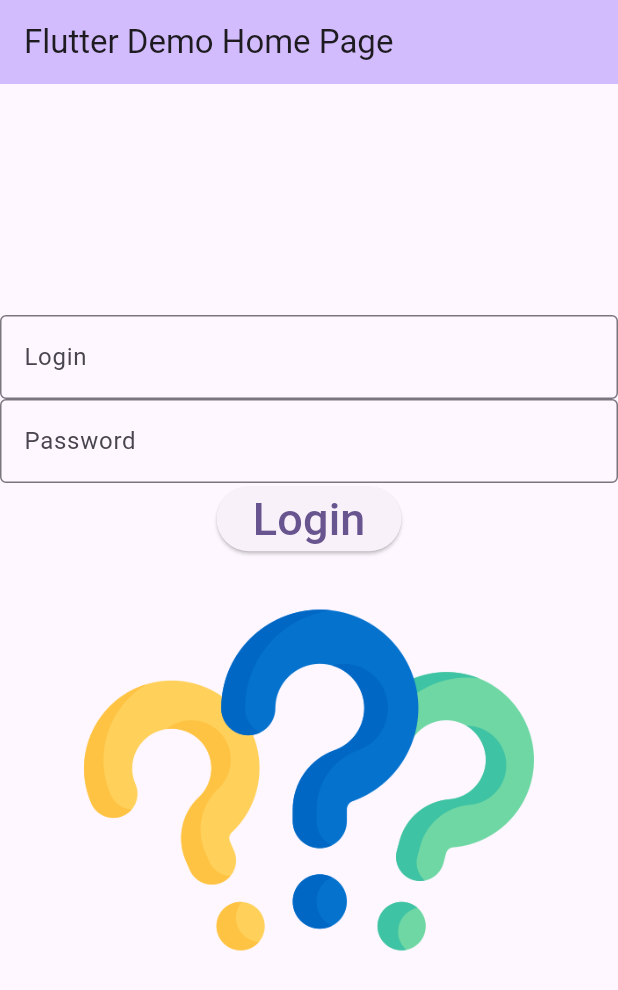
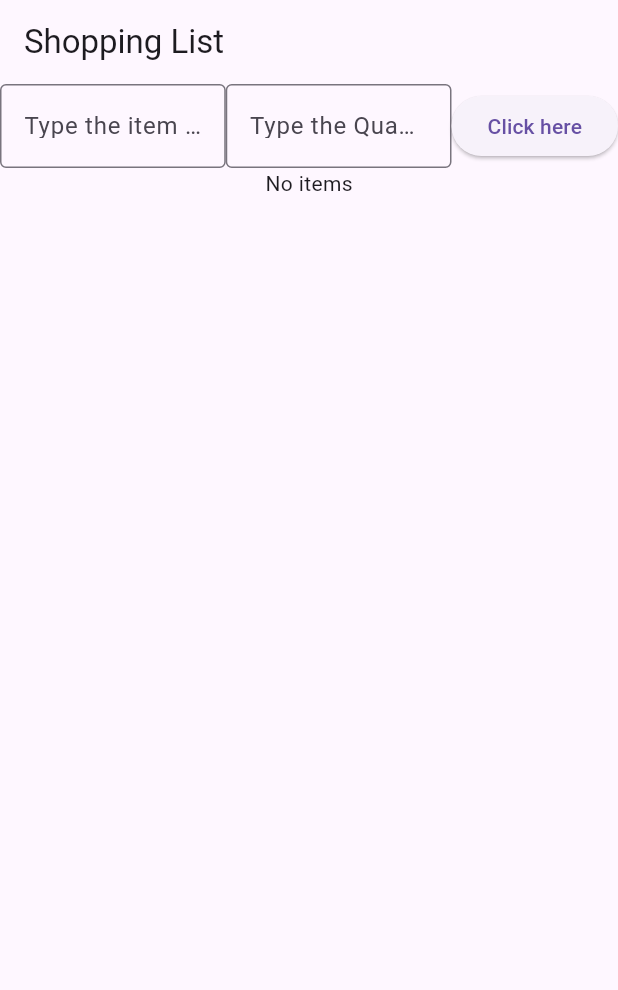
Before and after one commit to JiyeonYoo1023/my_cst2355_labs, a Flutter app: the screen it shows after launch, on a phone screen of 412 x 824 dp. Shown: the top 990 px of the screen. Run offline on Flutter 3.47's test engine with Material 3 defaults, Android fonts, the phone set to English and light mode, and no system bars.

Commit message:
week7 initial commit

```diff
--- a/lib/main.dart
+++ b/lib/main.dart
@@ -7,99 +7,123 @@ void main() {
 class MyApp extends StatelessWidget {
   const MyApp({super.key});
 
-  // This widget is the root of your application.
   @override
   Widget build(BuildContext context) {
     return MaterialApp(
-      title: 'Flutter Demo',
-      theme: ThemeData(
-        colorScheme: ColorScheme.fromSeed(seedColor: Colors.deepPurple),
+      title: 'Shopping List',
+      home: Scaffold(
+        appBar: AppBar(title: const Text('Shopping List')),
+        body: ListPage(),
       ),
-      home: const MyHomePage(title: 'Flutter Demo Home Page'),
     );
   }
 }
 
-class MyHomePage extends StatefulWidget {
-  const MyHomePage({super.key, required this.title});
+Widget ListPage() {
+  return const ShoppingListView();
+}
 
-  final String title;
+class ShoppingListView extends StatefulWidget {
+  const ShoppingListView({super.key});
 
   @override
-  State<MyHomePage> createState() => _MyHomePageState();
+  State<ShoppingListView> createState() => _ShoppingListViewState();
 }
 
-class _MyHomePageState extends State<MyHomePage> {
-  var isChecked = false;
-  late TextEditingController _login;
-  late TextEditingController _passwd;
-  var imageSource = "images/question-mark.png";
+class _ShoppingListViewState extends State<ShoppingListView> {
+  final List<String> itemNames = [];
+  final List<String> itemQtys = [];
 
+  final TextEditingController _nameController = TextEditingController();
+  final TextEditingController _qtyController = TextEditingController();
 
-  @override
-  void initState() {
-    super.initState();
-    _login = TextEditingController();
-    _passwd = TextEditingController();
+  void _addItem() {
+    if (_nameController.text.isEmpty || _qtyController.text.isEmpty) return;
+
+    setState(() {
+      itemNames.add(_nameController.text);
+      itemQtys.add(_qtyController.text);
+      _nameController.clear();
+      _qtyController.clear();
+    });
+  }
+
+  void _confirmDelete(int index) {
+    showDialog(
+      context: context,
+      builder: (context) => AlertDialog(
+        title: const Text("Delete item"),
+        content: Text("Do you want to delete '${itemNames[index]}'?"),
+        actions: [
+          TextButton(
+            onPressed: () => Navigator.pop(context),
+            child: const Text("No"),
+          ),
+          TextButton(
+            onPressed: () {
+              setState(() {
+                itemNames.removeAt(index);
+                itemQtys.removeAt(index);
+              });
+              Navigator.pop(context);
+            },
+            child: const Text("Yes"),
+          ),
+        ],
+      ),
+    );
   }
 
   @override
-  void dispose() {
-    _login.dispose();
-    _passwd.dispose();
-    super.dispose();
-  }
-
-
-
-  @override
   Widget build(BuildContext context) {
-    return Scaffold(
-      appBar: AppBar(
-        backgroundColor: Theme.of(context).colorScheme.inversePrimary,
-        title: Text(widget.title),
-      ),
-      body: Center(
-        child: Column(
-          mainAxisAlignment: MainAxisAlignment.center,
-          children: <Widget>[
-            TextField(controller: _login,
-                decoration: InputDecoration(
-                  hintText:"Login",
+    return Column(
+      children: [
+        Row(
+          children: [
+            Expanded(
+              child: TextField(
+                controller: _nameController,
+                decoration: const InputDecoration(
+                  labelText: 'Type the item here',
                   border: OutlineInputBorder(),
-                )),
-            TextField(controller: _passwd,
-              decoration: InputDecoration(
-                hintText:"Password",
-                border: OutlineInputBorder(),
-                label: Text("Password"),
-              ), //obscureText:true,
-
+                ),
+              ),
             ),
-
+            Expanded(
+              child: TextField(
+                controller: _qtyController,
+                decoration: const InputDecoration(
+                  labelText: 'Type the Quantity here',
+                  border: OutlineInputBorder(),
+                ),
+                keyboardType: TextInputType.number,
+              ),
+            ),
             ElevatedButton(
-              onPressed: () {
-                var txt = _passwd.value.text;
-                setState(() {
-                  if (txt == "QWERTY123") {
-                    imageSource = "images/idea.png";
-                    Semantics( label: 'Light bulb Image',
-                        child: Image.asset(imageSource, width:300, height:300));
-                  }
-                  else if(txt != "ASDF") {
-                    imageSource = "images/stop.png";
-                    Semantics( label: "Stop Image",
-                        child: Image.asset(imageSource, width:300, height:300));
-                  }
-                });
-              },
-              child: Text("Login", style:TextStyle(fontSize:30)),
-
+              onPressed: _addItem,
+              child: const Text('Click here'),
             ),
-            Semantics( label: 'Question Mark Image', child: Image.asset(imageSource, width:300, height:300)),
           ],
         ),
-      ),
+
+        if(itemNames.isEmpty)
+          Text("No items")
+        else
+        Expanded(
+          child: Column(
+              children: List.generate(itemNames.length, (index) {
+                return GestureDetector(
+                  onLongPress: () {
+                    _confirmDelete(index);
+                  },
+                  child: Text(
+                  "${index + 1}. ${itemNames[index]} Quantity: ${itemQtys[index]}",
+                  )
+                );
+              }),
+            ),
+        ),
+      ],
     );
   }
 }
```
